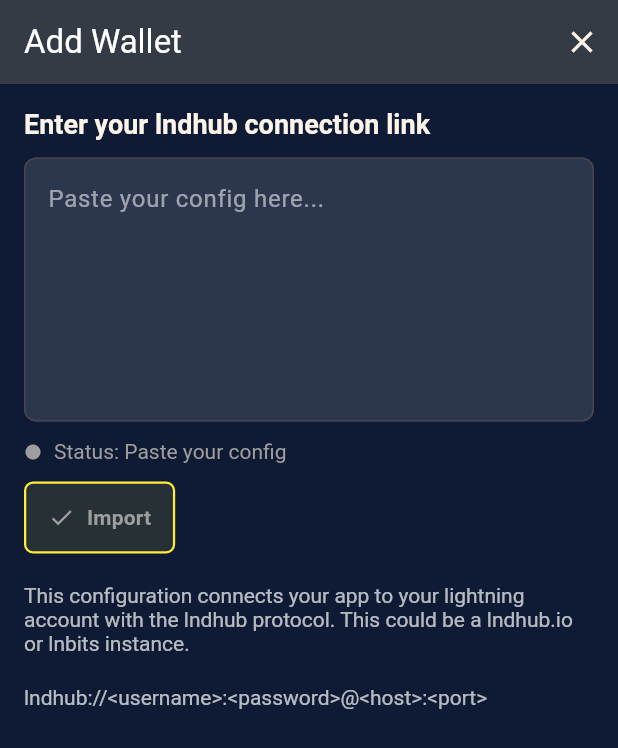
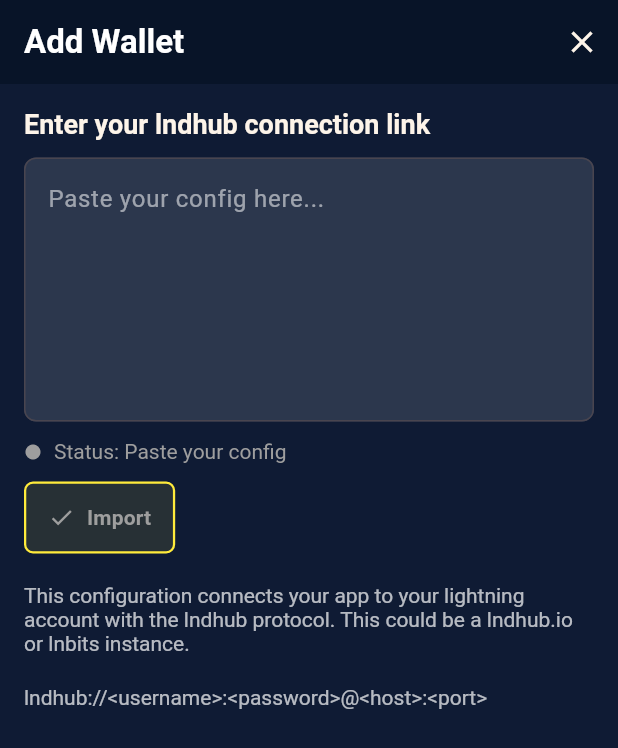
Before and after one commit to thespielplatz/volt-ui, a Flutter app: the screen it shows after launch, after a tap on "Add Wallet", on a phone screen of 412 x 824 dp. Shown: the top 748 px of the screen. Run offline on Flutter 3.47's test engine with Material 3 defaults, Android fonts, the phone set to English and light mode, and no system bars; our stand-ins replace flutter_secure_storage, nanoid, qr_flutter.

Commit message:
fix: header fullscreen title style

```diff
--- a/lib/layout/open_fullscreen.dart
+++ b/lib/layout/open_fullscreen.dart
@@ -28,10 +28,11 @@ MaterialPageRoute<dynamic> _createFullscreenWidget({
       backgroundColor: const Color(0xFF0F1B34),
       appBar: AppBar(
         automaticallyImplyLeading: false,
-        backgroundColor: const Color.fromARGB(255, 53, 59, 69),
+        backgroundColor: const Color(0xFF081428),
         title: Text(
           title,
-          style: const TextStyle(color: Colors.white),
+          style:
+              const TextStyle(color: Colors.white, fontWeight: FontWeight.bold),
         ),
         iconTheme: const IconThemeData(color: Color(0xFFFDF4E9)),
         actions: [
```
